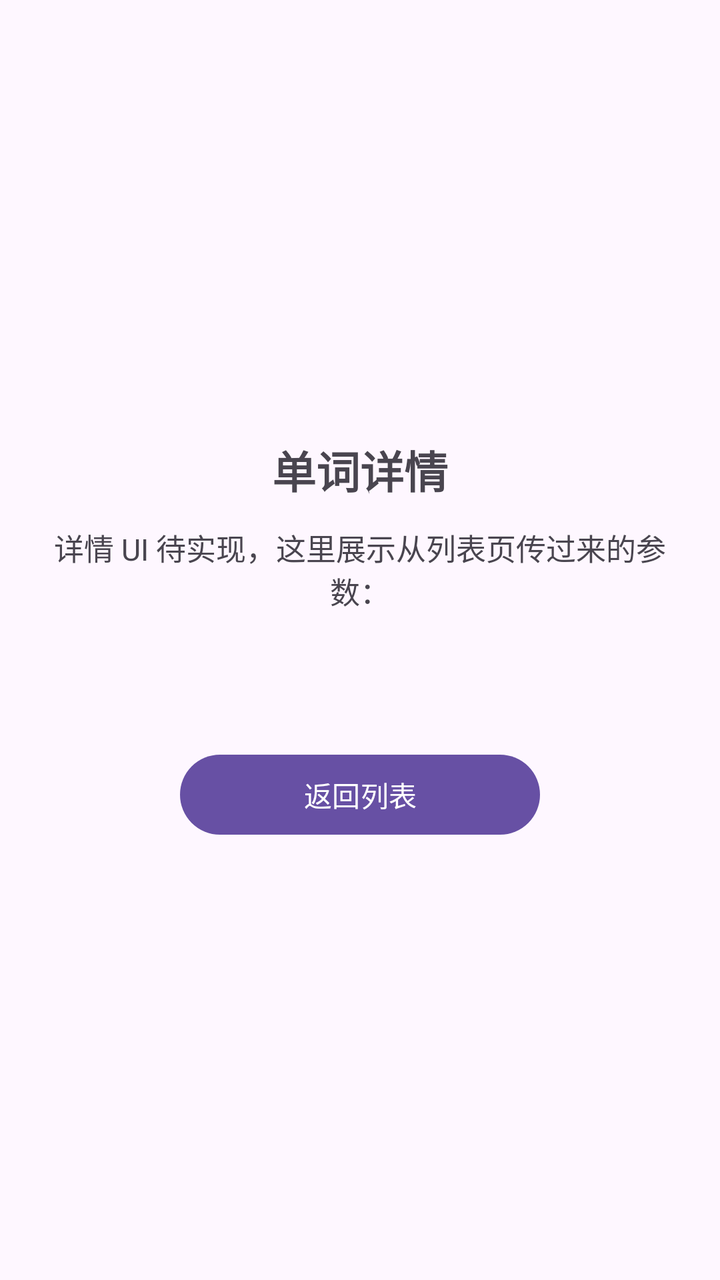
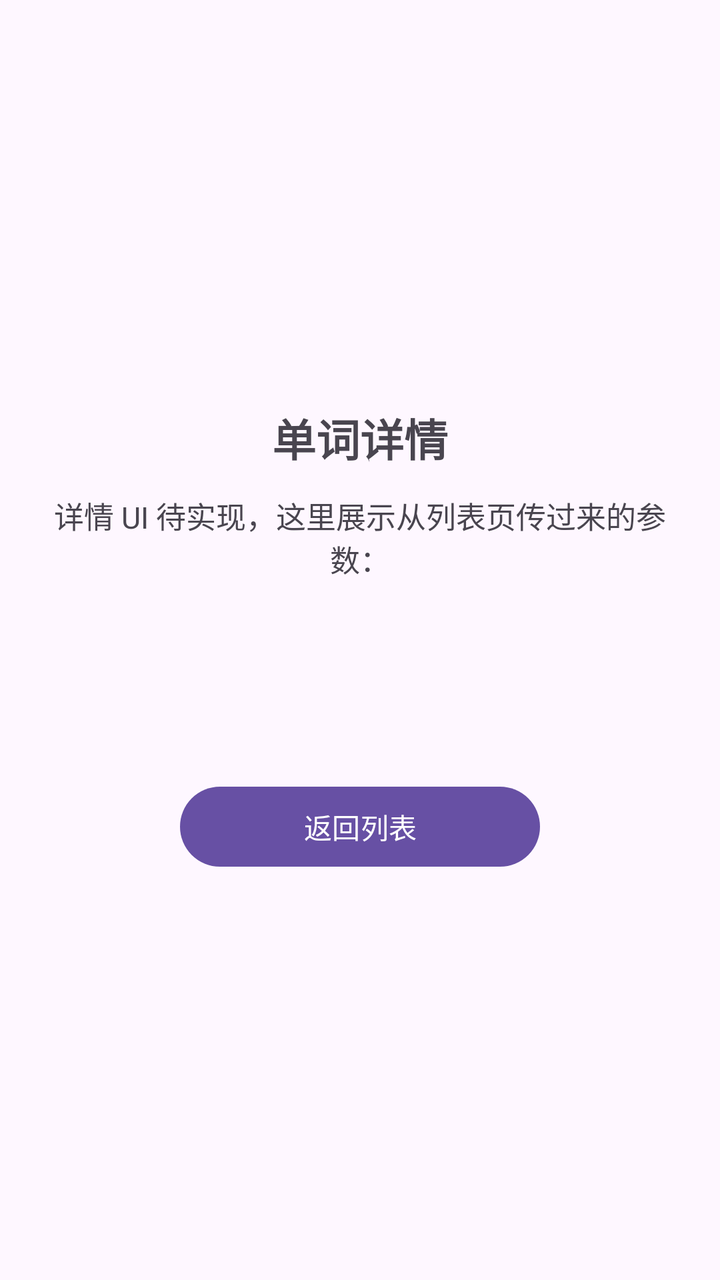

Compare the two renders of this Android layout. The source of the first and the diff that turns it into the second are given below.
<!-- AndroidManifest.xml: application theme Theme.WordMemoryApp -->
<!-- res/layout/fragment_word_detail.xml -->
<?xml version="1.0" encoding="utf-8"?>
<LinearLayout xmlns:android="http://schemas.android.com/apk/res/android"
    android:layout_width="match_parent"
    android:layout_height="match_parent"
    android:gravity="center"
    android:orientation="vertical"
    android:padding="24dp">

    <TextView
        android:layout_width="wrap_content"
        android:layout_height="wrap_content"
        android:text="@string/title_word_detail"
        android:textSize="22sp"
        android:textStyle="bold" />

    <TextView
        android:layout_width="wrap_content"
        android:layout_height="wrap_content"
        android:layout_marginTop="12dp"
        android:gravity="center"
        android:text="@string/word_detail_placeholder"
        android:textSize="15sp" />

    <TextView
        android:id="@+id/tvDetailWord"
        android:layout_width="wrap_content"
        android:layout_height="wrap_content"
        android:layout_marginTop="16dp"
        android:textSize="20sp"
        android:textStyle="bold" />

    <Button
        android:id="@+id/btnBackToList"
        android:layout_width="wrap_content"
        android:layout_height="wrap_content"
        android:layout_marginTop="24dp"
        android:minWidth="180dp"
        android:text="@string/btn_back_to_list" />

</LinearLayout>
<!-- resources referenced by this layout -->
<resources>
  <string name="btn_back_to_list">返回列表</string>
  <string name="title_word_detail">单词详情</string>
  <string name="word_detail_placeholder">详情 UI 待实现，这里展示从列表页传过来的参数：</string>
  <style name="Theme.WordMemoryApp" parent="Base.Theme.WordMemoryApp" />
  <style name="Base.Theme.WordMemoryApp" parent="Theme.Material3.DayNight.NoActionBar">
          
          
      </style>
</resources>

<!-- the commit's change to res/layout/fragment_word_detail.xml (unified diff, before → after) -->
@@ -26,8 +26,15 @@
         android:layout_width="wrap_content"
         android:layout_height="wrap_content"
         android:layout_marginTop="16dp"
-        android:textSize="20sp"
+        android:textSize="22sp"
         android:textStyle="bold" />
+
+    <TextView
+        android:id="@+id/tvDetailMeaning"
+        android:layout_width="wrap_content"
+        android:layout_height="wrap_content"
+        android:layout_marginTop="8dp"
+        android:textSize="16sp" />
 
     <Button
         android:id="@+id/btnBackToList"
